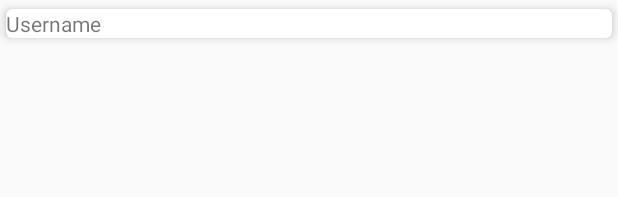
After one commit to DroidLove/MatchesCard, an Android app: the layout item_matches_profile.xml on its own in the app's theme, with its tools: preview values and no code run, on a phone screen of 412 x 824 dp. The commit adds this screen. Shown: the top 197 px of the screen. Run offline under Robolectric (Android 15) with nearby library versions, the phone set to English and light mode, and no system bars; network calls fail.

Commit message:
API calling DONE RecyclerView structure DONE Row UI WIP

```diff
--- a/app/build.gradle
+++ b/app/build.gradle
@@ -25,6 +25,8 @@ android {
 dependencies {
     implementation"org.jetbrains.kotlin:kotlin-stdlib-jre7:$kotlin_version"
     implementation 'com.android.support:appcompat-v7:27.1.1'
+    implementation 'com.android.support:design:27.1.1'
+    implementation 'com.android.support:cardview-v7:27.1.1'
     implementation 'com.android.support.constraint:constraint-layout:1.1.0'
 
     implementation 'com.squareup.okhttp3:okhttp:3.9.0'
@@ -32,4 +34,6 @@ dependencies {
 
     implementation 'io.reactivex.rxjava2:rxandroid:2.0.1'
     implementation 'io.reactivex.rxjava2:rxjava:2.1.8'
+
+    implementation 'com.google.code.gson:gson:2.8.2'
 }
--- a/app/src/main/AndroidManifest.xml
+++ b/app/src/main/AndroidManifest.xml
@@ -1,6 +1,8 @@
 <?xml version="1.0" encoding="utf-8"?>
 <manifest xmlns:android="http://schemas.android.com/apk/res/android"
     package="inc.yoman.matchescard">
+
+    <uses-permission android:name="android.permission.INTERNET"/>
 
     <application
         android:allowBackup="true"
@@ -9,7 +11,7 @@
         android:roundIcon="@mipmap/ic_launcher_round"
         android:supportsRtl="true"
         android:theme="@style/AppTheme">
-        <activity android:name=".MainActivity">
+        <activity android:name=".ui.activity.MainActivity">
             <intent-filter>
                 <action android:name="android.intent.action.MAIN" />
 
--- /dev/null
+++ b/app/src/main/res/layout/item_matches_profile.xml
@@ -0,0 +1,22 @@
+<?xml version="1.0" encoding="utf-8"?>
+<android.support.v7.widget.CardView
+        xmlns:android="http://schemas.android.com/apk/res/android"
+        style="@style/CardViewStyle_Normal"
+        android:layout_width="match_parent"
+        android:layout_height="wrap_content"
+        android:padding="@dimen/dimen_16"
+        android:background="@color/white">
+
+    <android.support.constraint.ConstraintLayout
+        android:layout_width="match_parent"
+        android:layout_height="wrap_content">
+
+        <TextView
+            android:layout_width="wrap_content"
+            android:layout_height="wrap_content"
+            android:layout_margin="@dimen/dimen_4"
+            android:text="Username"/>
+
+    </android.support.constraint.ConstraintLayout>
+
+</android.support.v7.widget.CardView>
--- a/app/src/main/res/values/colors.xml
+++ b/app/src/main/res/values/colors.xml
@@ -3,4 +3,6 @@
     <color name="colorPrimary">#3F51B5</color>
     <color name="colorPrimaryDark">#303F9F</color>
     <color name="colorAccent">#FF4081</color>
+
+    <color name="white">#FFFFFF</color>
 </resources>
--- a/app/src/main/res/values/styles.xml
+++ b/app/src/main/res/values/styles.xml
@@ -8,4 +8,15 @@
         <item name="colorAccent">@color/colorAccent</item>
     </style>
 
+    <style name="CardViewStyle_Normal" parent="CardView">
+        <item name="android:foreground">?android:attr/selectableItemBackground</item>
+        <item name="android:clickable">true</item>
+        <item name="android:focusable">true</item>
+        <item name="cardCornerRadius">@dimen/card_corner_radius</item>
+        <item name="cardElevation">@dimen/card_elevation</item>
+        <item name="cardPreventCornerOverlap">false</item>
+        <item name="cardBackgroundColor">@color/white</item>
+        <item name="cardUseCompatPadding">true</item>
+    </style>
+
 </resources>
```
Also changed, not shown: app/src/main/java/inc/yoman/matchescard/MainActivity.kt (deleted, +0 -12 lines), app/src/main/java/inc/yoman/matchescard/model/MatchesProfileModel.kt (added, +55 -0 lines), app/src/main/java/inc/yoman/matchescard/ui/activity/MainActivity.kt (added, +88 -0 lines), app/src/main/java/inc/yoman/matchescard/ui/adapter/MatchesProfileAdapter.kt (added, +38 -0 lines), app/src/main/java/inc/yoman/matchescard/utils/AppUtils.kt (added, +17 -0 lines), app/src/main/java/inc/yoman/matchescard/utils/Constants.kt (added, +7 -0 lines), app/src/main/res/layout/activity_main.xml (+19 -11 lines), app/src/main/res/values/dimens.xml (added, +34 -0 lines).
